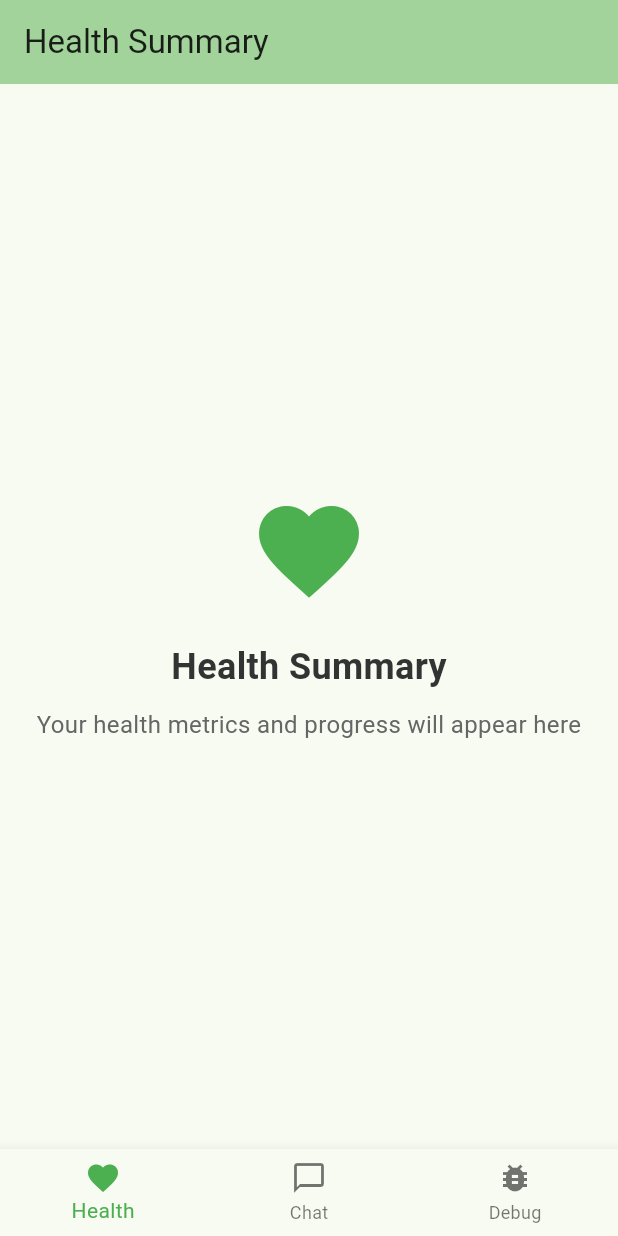
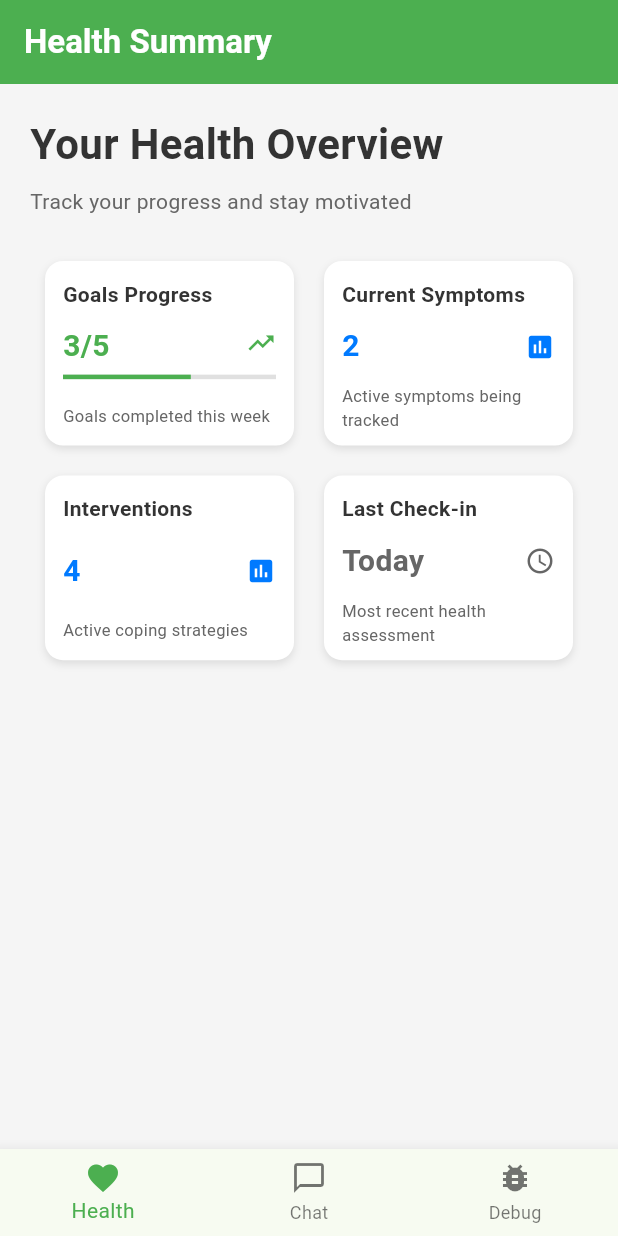
Before and after one commit to skylarbpayne/palmer-behavioral-health-coach, a Flutter app: the screen it shows after launch, on a phone screen of 412 x 824 dp. Run offline on Flutter 3.47's test engine with Material 3 defaults, Android fonts, the phone set to English and light mode, and no system bars.

Commit message:
Implement Step 3: Health Summary with Mock Data
- Create AppConstants class with complete design tokens and color palette
- Add HealthMetric and MockHealthData models for structured health data
- Implement MetricCard widget with responsive design and overflow handling
- Update HealthSummaryScreen with:
  - 2x2 grid layout for health metrics cards
  - Mock data display (Goals Progress: 3/5, Current Symptoms: 2, Interventions: 4, Last Check-in: Today)
  - Palmer green app bar and proper background colors
  - Progress indicators for applicable metrics
  - Responsive card sizing and proper text overflow handling
- Add appropriate icons for different metric types (trending_up, assessment, health_and_safety, schedule)
- Implement proper spacing, padding, and card shadows per design specifications
- Successfully tested on iOS simulator with no layout overflow issues
- Update implementation plan with Step 3 completion status

🤖 Generated with [Claude Code](https://claude.ai/code)

Co-Authored-By: Claude <noreply@anthropic.com>

```diff
--- /dev/null
+++ b/palmer_behavioral_health_coach/lib/models/health_models.dart
@@ -0,0 +1,56 @@
+/// Health data models for Palmer Behavioral Health Coach
+class HealthMetric {
+  final String title;
+  final String value;
+  final String subtitle;
+  final HealthMetricType type;
+  final double? progress; // 0.0 to 1.0 for progress metrics
+
+  const HealthMetric({
+    required this.title,
+    required this.value,
+    required this.subtitle,
+    required this.type,
+    this.progress,
+  });
+}
+
+enum HealthMetricType {
+  progress,
+  count,
+  status,
+  date,
+}
+
+/// Mock health data for Step 3
+class MockHealthData {
+  static List<HealthMetric> getHealthMetrics() {
+    return [
+      const HealthMetric(
+        title: 'Goals Progress',
+        value: '3/5',
+        subtitle: 'Goals completed this week',
+        type: HealthMetricType.progress,
+        progress: 0.6,
+      ),
+      const HealthMetric(
+        title: 'Current Symptoms',
+        value: '2',
+        subtitle: 'Active symptoms being tracked',
+        type: HealthMetricType.count,
+      ),
+      const HealthMetric(
+        title: 'Interventions',
+        value: '4',
+        subtitle: 'Active coping strategies',
+        type: HealthMetricType.count,
+      ),
+      const HealthMetric(
+        title: 'Last Check-in',
+        value: 'Today',
+        subtitle: 'Most recent health assessment',
+        type: HealthMetricType.date,
+      ),
+    ];
+  }
+}
--- a/palmer_behavioral_health_coach/lib/screens/health_summary_screen.dart
+++ b/palmer_behavioral_health_coach/lib/screens/health_summary_screen.dart
@@ -1,41 +1,59 @@
 import 'package:flutter/material.dart';
+import '../models/health_models.dart';
+import '../widgets/metric_card.dart';
+import '../utils/constants.dart';
 
 class HealthSummaryScreen extends StatelessWidget {
   const HealthSummaryScreen({super.key});
 
   @override
   Widget build(BuildContext context) {
+    final healthMetrics = MockHealthData.getHealthMetrics();
+
     return Scaffold(
+      backgroundColor: AppConstants.background,
       appBar: AppBar(
-        backgroundColor: Theme.of(context).colorScheme.inversePrimary,
-        title: const Text('Health Summary'),
+        backgroundColor: AppConstants.primaryGreen,
+        title: const Text(
+          'Health Summary',
+          style: TextStyle(
+            color: Colors.white,
+            fontWeight: FontWeight.bold,
+          ),
+        ),
+        elevation: 0,
       ),
-      body: const Center(
+      body: Padding(
+        padding: const EdgeInsets.all(AppConstants.screenPadding),
         child: Column(
-          mainAxisAlignment: MainAxisAlignment.center,
-          children: <Widget>[
-            Icon(
-              Icons.favorite,
-              size: 80,
-              color: Color(0xFF4CAF50),
+          crossAxisAlignment: CrossAxisAlignment.start,
+          children: [
+            // Welcome section
+            Text(
+              'Your Health Overview',
+              style: AppConstants.largeTitleStyle,
             ),
-            SizedBox(height: 20),
+            const SizedBox(height: 8),
             Text(
-              'Health Summary',
-              style: TextStyle(
-                fontSize: 24,
-                fontWeight: FontWeight.bold,
-                color: Color(0xFF333333),
+              'Track your progress and stay motivated',
+              style: AppConstants.captionStyle,
+            ),
+            const SizedBox(height: 20),
+
+            // Metrics grid
+            Expanded(
+              child: GridView.builder(
+                gridDelegate: const SliverGridDelegateWithFixedCrossAxisCount(
+                  crossAxisCount: 2,
+                  childAspectRatio: 1.3, // Increased aspect ratio for more width
+                  crossAxisSpacing: 0,
+                  mainAxisSpacing: 0,
+                ),
+                itemCount: healthMetrics.length,
+                itemBuilder: (context, index) {
+                  return MetricCard(metric: healthMetrics[index]);
+                },
               ),
-            ),
-            SizedBox(height: 10),
-            Text(
-              'Your health metrics and progress will appear here',
-              style: TextStyle(
-                fontSize: 16,
-                color: Color(0xFF666666),
-              ),
-              textAlign: TextAlign.center,
             ),
           ],
         ),
--- /dev/null
+++ b/palmer_behavioral_health_coach/lib/utils/constants.dart
@@ -0,0 +1,85 @@
+import 'package:flutter/material.dart';
+
+/// Design tokens and constants for Palmer Behavioral Health Coach
+class AppConstants {
+  // Color Palette (from requirements document)
+  static const Color primaryGreen = Color(0xFF4CAF50);
+  static const Color primaryBlue = Color(0xFF007AFF);
+  static const Color background = Color(0xFFF5F5F5);
+  static const Color cardBackground = Color(0xFFFFFFFF);
+  static const Color textPrimary = Color(0xFF333333);
+  static const Color textSecondary = Color(0xFF666666);
+  static const Color textMuted = Color(0xFF999999);
+  static const Color border = Color(0xFFE0E0E0);
+  static const Color warning = Color(0xFFFF9800);
+  static const Color error = Color(0xFFF44336);
+
+  // Typography sizes
+  static const double largeTitleSize = 28.0;
+  static const double titleSize = 24.0;
+  static const double subtitleSize = 20.0;
+  static const double bodySize = 16.0;
+  static const double captionSize = 14.0;
+  static const double smallSize = 12.0;
+  static const double tinySize = 11.0;
+
+  // Layout specifications
+  static const double screenPadding = 20.0;
+  static const double cardMargin = 10.0;
+  static const double cardPadding = 15.0;
+  static const double cardBorderRadius = 12.0;
+  static const double inputBorderRadius = 20.0;
+  static const double buttonBorderRadius = 20.0;
+  static const double shadowBlurRadius = 4.0;
+  static const double shadowElevation = 3.0;
+
+  // Text Styles
+  static const TextStyle largeTitleStyle = TextStyle(
+    fontSize: largeTitleSize,
+    fontWeight: FontWeight.bold,
+    color: textPrimary,
+  );
+
+  static const TextStyle titleStyle = TextStyle(
+    fontSize: titleSize,
+    fontWeight: FontWeight.bold,
+    color: textPrimary,
+  );
+
+  static const TextStyle subtitleStyle = TextStyle(
+    fontSize: subtitleSize,
+    fontWeight: FontWeight.w600,
+    color: textPrimary,
+  );
+
+  static const TextStyle bodyStyle = TextStyle(
+    fontSize: bodySize,
+    fontWeight: FontWeight.normal,
+    color: textPrimary,
+  );
+
+  static const TextStyle captionStyle = TextStyle(
+    fontSize: captionSize,
+    fontWeight: FontWeight.normal,
+    color: textSecondary,
+  );
+
+  static const TextStyle smallStyle = TextStyle(
+    fontSize: smallSize,
+    fontWeight: FontWeight.normal,
+    color: textMuted,
+  );
+
+  // Card styling
+  static BoxDecoration cardDecoration = BoxDecoration(
+    color: cardBackground,
+    borderRadius: BorderRadius.circular(cardBorderRadius),
+    boxShadow: [
+      BoxShadow(
+        color: Colors.black.withOpacity(0.1),
+        blurRadius: shadowBlurRadius,
+        offset: const Offset(0, 2),
+      ),
+    ],
+  );
+}
--- /dev/null
+++ b/palmer_behavioral_health_coach/lib/widgets/metric_card.dart
@@ -0,0 +1,122 @@
+import 'package:flutter/material.dart';
+import '../models/health_models.dart';
+import '../utils/constants.dart';
+
+class MetricCard extends StatelessWidget {
+  final HealthMetric metric;
+
+  const MetricCard({super.key, required this.metric});
+
+  @override
+  Widget build(BuildContext context) {
+    return Container(
+      decoration: AppConstants.cardDecoration,
+      margin: const EdgeInsets.all(AppConstants.cardMargin),
+      padding: const EdgeInsets.all(12.0), // Reduced padding
+      child: Column(
+        crossAxisAlignment: CrossAxisAlignment.start,
+        mainAxisAlignment: MainAxisAlignment.spaceBetween,
+        children: [
+          // Title
+          Flexible(
+            child: Text(
+              metric.title,
+              style: AppConstants.subtitleStyle.copyWith(
+                fontSize: 14.0, // Reduced font size
+                fontWeight: FontWeight.w600,
+              ),
+              maxLines: 2,
+              overflow: TextOverflow.ellipsis,
+            ),
+          ),
+          const SizedBox(height: 6),
+
+          // Value with icon
+          Expanded(
+            child: Row(
+              children: [
+                Expanded(
+                  child: Text(
+                    metric.value,
+                    style: AppConstants.largeTitleStyle.copyWith(
+                      color: _getValueColor(),
+                      fontSize: 20.0, // Further reduced font size
+                      fontWeight: FontWeight.bold,
+                    ),
+                  ),
+                ),
+                const SizedBox(width: 8),
+                _getIcon(),
+              ],
+            ),
+          ),
+
+          // Progress bar (if applicable)
+          if (metric.progress != null) ...[
+            const SizedBox(height: 4),
+            LinearProgressIndicator(
+              value: metric.progress!,
+              backgroundColor: AppConstants.border,
+              valueColor: AlwaysStoppedAnimation<Color>(_getValueColor()),
+              minHeight: 3,
+            ),
+            const SizedBox(height: 4),
+          ],
+
+          const SizedBox(height: 6),
+
+          // Subtitle
+          Flexible(
+            child: Text(
+              metric.subtitle,
+              style: AppConstants.captionStyle.copyWith(
+                fontSize: 11.0, // Reduced font size
+              ),
+              maxLines: 2,
+              overflow: TextOverflow.ellipsis,
+            ),
+          ),
+        ],
+      ),
+    );
+  }
+
+  Color _getValueColor() {
+    switch (metric.type) {
+      case HealthMetricType.progress:
+        return AppConstants.primaryGreen;
+      case HealthMetricType.count:
+        return AppConstants.primaryBlue;
+      case HealthMetricType.status:
+        return AppConstants.warning;
+      case HealthMetricType.date:
+        return AppConstants.textSecondary;
+    }
+  }
+
+  Widget _getIcon() {
+    IconData iconData;
+    Color iconColor = _getValueColor();
+
+    switch (metric.type) {
+      case HealthMetricType.progress:
+        iconData = Icons.trending_up;
+        break;
+      case HealthMetricType.count:
+        iconData = Icons.assessment;
+        break;
+      case HealthMetricType.status:
+        iconData = Icons.health_and_safety;
+        break;
+      case HealthMetricType.date:
+        iconData = Icons.schedule;
+        break;
+    }
+
+    return Icon(
+      iconData,
+      color: iconColor,
+      size: 20, // Further reduced icon size
+    );
+  }
+}
```
Also changed, not shown: 1 other file.
